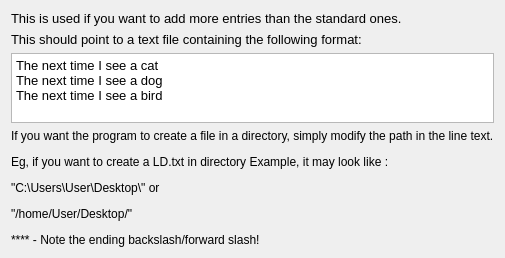
First picture: the form in MILD/examplebox.ui, repository jchallenger1/Mild-Prospective-Memory, before the edit.
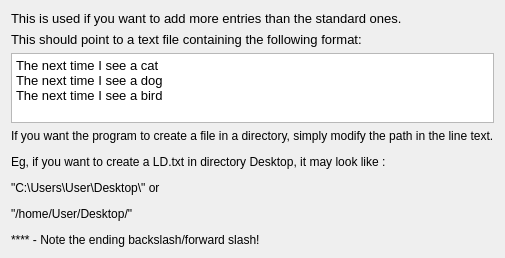
Second picture: the form after the edit.

```diff
--- a/MILD/examplebox.ui
+++ b/MILD/examplebox.ui
@@ -72,7 +72,7 @@
    <item>
     <widget class="QLabel" name="label_3">
      <property name="text">
-      <string>&lt;html&gt;&lt;head/&gt;&lt;body&gt;&lt;p&gt;If you want the program to create a file in a directory, simply modify the path in the line text.&lt;/p&gt;&lt;p&gt;Eg, if you want to create a LD.txt in directory Example, it may look like :&lt;/p&gt;&lt;p&gt;&amp;quot;C:\Users\User\Desktop\&amp;quot; or&lt;/p&gt;&lt;p&gt;&amp;quot;/home/User/Desktop/&amp;quot; &lt;/p&gt;&lt;p&gt;**** - Note the ending backslash/forward slash!&lt;/p&gt;&lt;/body&gt;&lt;/html&gt;</string>
+      <string>&lt;html&gt;&lt;head/&gt;&lt;body&gt;&lt;p&gt;If you want the program to create a file in a directory, simply modify the path in the line text.&lt;/p&gt;&lt;p&gt;Eg, if you want to create a LD.txt in directory Desktop, it may look like :&lt;/p&gt;&lt;p&gt;&amp;quot;C:\Users\User\Desktop\&amp;quot; or&lt;/p&gt;&lt;p&gt;&amp;quot;/home/User/Desktop/&amp;quot; &lt;/p&gt;&lt;p&gt;**** - Note the ending backslash/forward slash!&lt;/p&gt;&lt;/body&gt;&lt;/html&gt;</string>
      </property>
      <property name="margin">
       <number>0</number>
```
